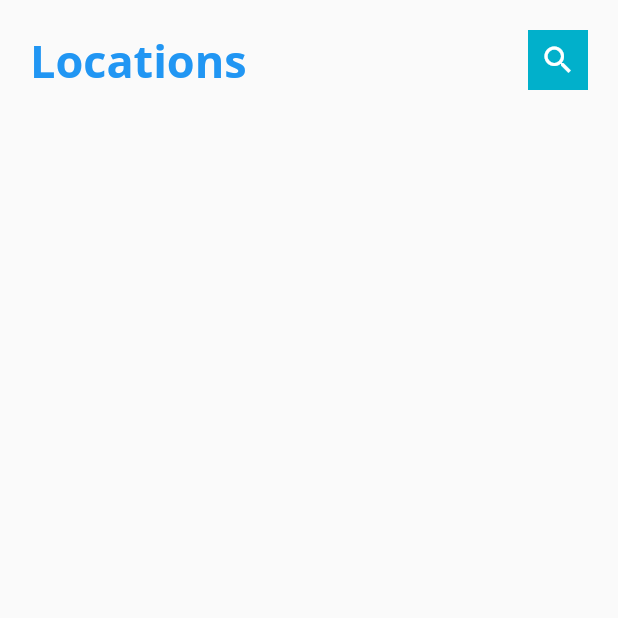
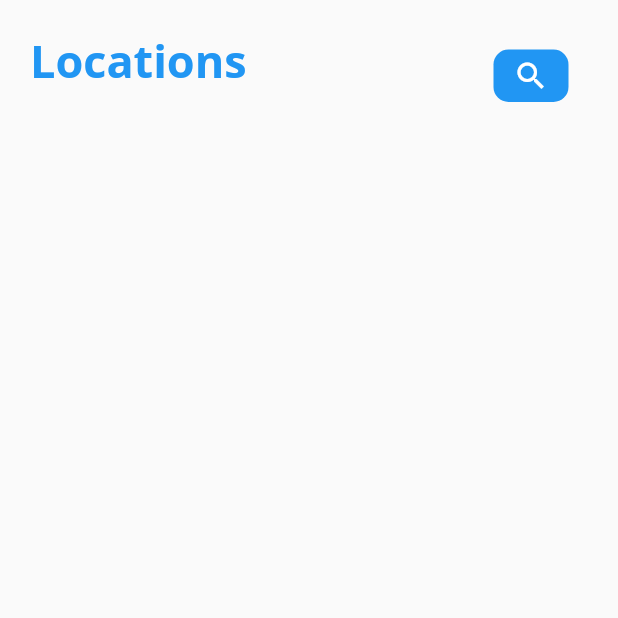
Before and after one commit to ericatsu/rickandmorty, a Flutter app: the LocationsPage screen opened directly, on a phone screen of 412 x 824 dp, the top half of it. Run offline on Flutter 3.47's test engine with Material 2 defaults, Android fonts, the phone set to English and light mode, and no system bars; our stand-ins replace flutter_rating_bar, get, google_fonts, google_nav_bar, graphql, graphql_flutter; network calls fail.

```diff
--- a/lib/widgets/circle_button.dart
+++ b/lib/widgets/circle_button.dart
@@ -10,19 +10,19 @@ class CircleButton extends StatelessWidget {
 
   @override
   Widget build(BuildContext context) {
-    return Container(
-      height: 40,
-      width: 40,
-      decoration: const BoxDecoration(
-        shape: BoxShape.rectangle,
-        // borderRadius: BorderRadius.horizontal(
-        //             left: Radius.circular(30),
-        //             right: Radius.circular(30),
-        //           ),
-        color: kPrimaryColor,
-      ),
-      child: Padding(
-        padding: const EdgeInsets.all(8.0),
+    return Padding(
+      padding: const EdgeInsets.all(13.0),
+      child: Container(
+        height: 35,
+        width: 50,
+        decoration: const BoxDecoration(
+          shape: BoxShape.rectangle,
+          borderRadius: BorderRadius.horizontal(
+                      left: Radius.circular(10),
+                      right: Radius.circular(10),
+                    ),
+          color: Colors.blue,
+        ),
         child: Icon(
           icon,
           color: Colors.white,
```
Also changed, not shown: lib/screens/character/allcharacter_page.dart (+21 -32 lines), lib/widgets/character_appbar.dart (+52 -43 lines), lib/widgets/menu.dart (added, +22 -0 lines), assets/images/menu.png.
